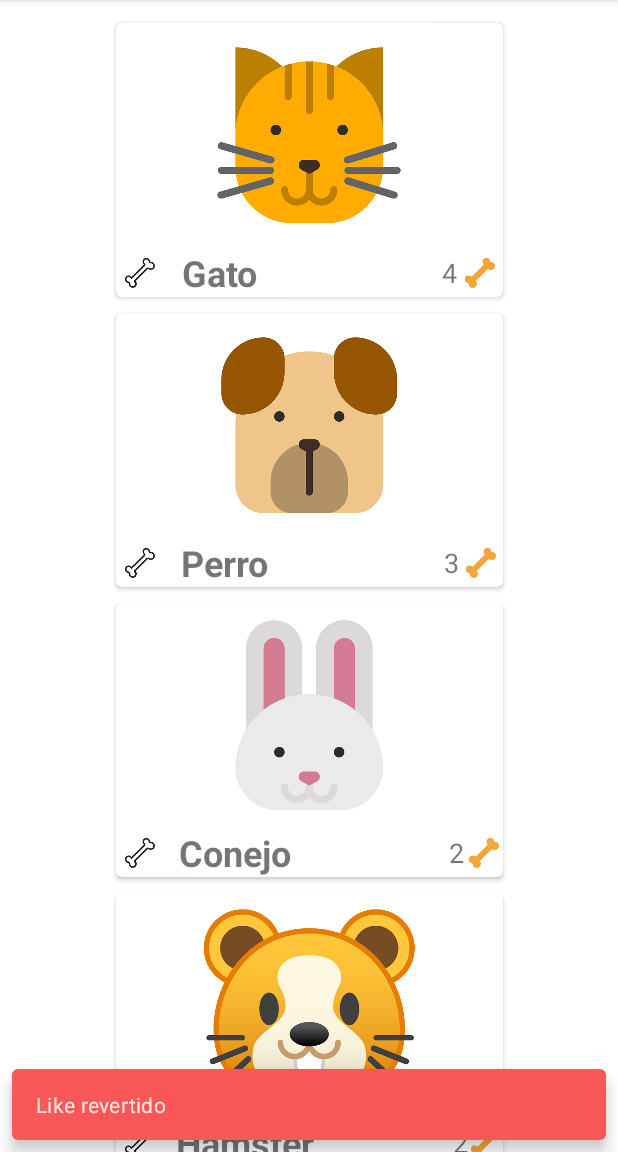
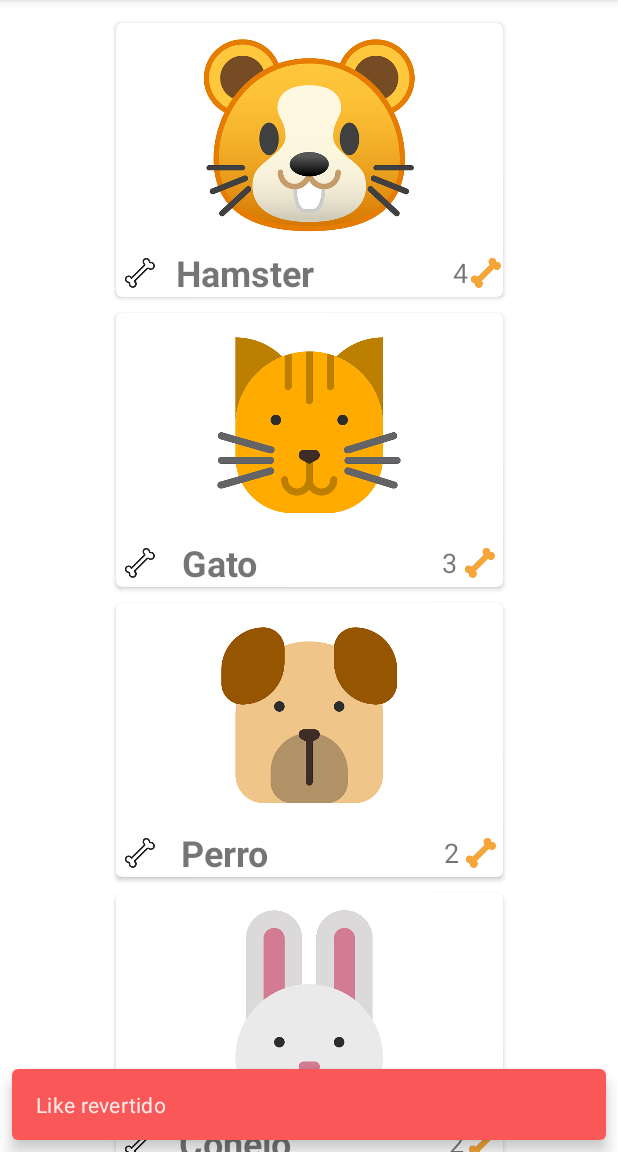
Before and after one commit to rodrigo-garay95/curso-android-tarea3, an Android app: the Favoritos screen opened directly, with no data from a screen before it, after a tap on "DESHACER", on a phone screen of 412 x 824 dp, the part 84-1236 px from its top. Run offline under Robolectric (Android 15) with nearby library versions, the phone set to English and light mode, and no system bars; 1 other tap on this screen came first.

Commit message:
actividad semana3

```diff
--- a/app/src/main/java/com/saludo/tareaandroidsemana3/Adaptador.java
+++ b/app/src/main/java/com/saludo/tareaandroidsemana3/Adaptador.java
@@ -32,13 +32,12 @@ public class Adaptador extends RecyclerView.Adapter<Adaptador.MascotaViewHolder>
         Mascota mascota = mascotas.get(position);
         holder.imgMascota.setImageResource(mascota.getMascota());
         holder.txtNombre.setText(mascota.getNombre());
-        holder.txtPuntos.setText(String.valueOf(mascota.getPuntos()));
-
+        holder.txtLike.setText(String.valueOf(mascota.getLike()));
         holder.imgAbajo.setOnClickListener(new View.OnClickListener() {
             @Override
             public void onClick(View v) {
-                mascota.setPuntos(mascota.getPuntos() + 1);
-                holder.txtPuntos.setText(String.valueOf(mascota.getPuntos()));
+                mascota.setLike(mascota.getLike() + 1);
+                holder.txtLike.setText(String.valueOf(mascota.getLike()));
                 Snackbar.make(v, "+1 Like para " + mascota.getNombre(), Snackbar.LENGTH_LONG)
                         .setBackgroundTint(v.getResources().getColor(R.color.green_light))
                         .setTextColor(v.getResources().getColor(R.color.black))
@@ -46,12 +45,12 @@ public class Adaptador extends RecyclerView.Adapter<Adaptador.MascotaViewHolder>
                         .setAction("Deshacer", new View.OnClickListener() {
                             @Override
                             public void onClick(View v) {
-                                mascota.setPuntos(mascota.getPuntos() - 1);
+                                mascota.setLike(mascota.getLike() - 1);
                                 Snackbar.make(v, "Like revertido", Snackbar.LENGTH_SHORT)
                                         .setBackgroundTint(v.getResources().getColor(R.color.red_light))
                                         .setActionTextColor(v.getResources().getColor(R.color.black)).
                                         show();
-                                holder.txtPuntos.setText(String.valueOf(mascota.getPuntos()));
+                                holder.txtLike.setText(String.valueOf(mascota.getLike()));
                             }
                         })
                         .show();
@@ -67,7 +66,7 @@ public class Adaptador extends RecyclerView.Adapter<Adaptador.MascotaViewHolder>
 
     public static class MascotaViewHolder extends RecyclerView.ViewHolder {
         private ImageView imgMascota, imgArriba, imgAbajo;
-        private TextView txtNombre, txtPuntos;
+        private TextView txtNombre, txtLike;
 
         public MascotaViewHolder(View itemView) {
             super(itemView);
@@ -75,7 +74,7 @@ public class Adaptador extends RecyclerView.Adapter<Adaptador.MascotaViewHolder>
             imgArriba = (ImageView) itemView.findViewById(R.id.imgArriba);
             imgAbajo = (ImageView) itemView.findViewById(R.id.imgAbajo);
             txtNombre = (TextView) itemView.findViewById(R.id.txtNombre);
-            txtPuntos = (TextView) itemView.findViewById(R.id.txtPuntos);
+            txtLike = (TextView) itemView.findViewById(R.id.txtLike);
         }
     }
 
--- a/app/src/main/java/com/saludo/tareaandroidsemana3/Favoritos.java
+++ b/app/src/main/java/com/saludo/tareaandroidsemana3/Favoritos.java
@@ -26,10 +26,10 @@ public class Favoritos extends AppCompatActivity {
         getSupportActionBar().setDisplayHomeAsUpEnabled(true);
 
         ArrayList<Mascota> mascotas = new ArrayList<Mascota>();
-        mascotas.add(new Mascota("Gato", R.drawable.cat_img, 4));
-        mascotas.add(new Mascota("Perro", R.drawable.dog_img, 3));
+        mascotas.add(new Mascota("Hamster", R.drawable.hamster_img, 4));
+        mascotas.add(new Mascota("Gato", R.drawable.cat_img, 3));
+        mascotas.add(new Mascota("Perro", R.drawable.dog_img, 2));
         mascotas.add(new Mascota("Conejo", R.drawable.rabbit_img, 2));
-        mascotas.add(new Mascota("Hamster", R.drawable.hamster_img, 2));
         mascotas.add(new Mascota("Tortuga", R.drawable.turtle_img, 1));
 
         RecyclerView rvMascotasFav = (RecyclerView) findViewById(R.id.rvMascotasFav);
--- a/app/src/main/java/com/saludo/tareaandroidsemana3/Mascota.java
+++ b/app/src/main/java/com/saludo/tareaandroidsemana3/Mascota.java
@@ -3,12 +3,12 @@ package com.saludo.tareaandroidsemana3;
 public class Mascota {
     private String nombre;
     private int mascota;
-    private int puntos;
+    private int like;
 
-    public Mascota(String nombre, int mascota, int puntos) {
+    public Mascota(String nombre, int mascota, int like) {
         this.nombre = nombre;
         this.mascota = mascota;
-        this.puntos = puntos;
+        this.like = like;
     }
 
     public String getNombre() {
@@ -27,11 +27,11 @@ public class Mascota {
         this.mascota = mascota;
     }
 
-    public int getPuntos() {
-        return puntos;
+    public int getLike() {
+        return like;
     }
 
-    public void setPuntos(int puntos) {
-        this.puntos = puntos;
+    public void setLike(int like) {
+        this.like = like;
     }
 }
--- a/app/src/main/res/layout/mascota_cardview.xml
+++ b/app/src/main/res/layout/mascota_cardview.xml
@@ -53,7 +53,7 @@
             app:layout_constraintVertical_bias="0" />
 
         <TextView
-            android:id="@+id/txtPuntos"
+            android:id="@+id/txtLike"
             android:layout_width="wrap_content"
             android:layout_height="wrap_content"
             android:text="@string/cantidad_puntos"
@@ -71,7 +71,7 @@
             android:layout_height="@dimen/imagen_size"
             app:layout_constraintBottom_toBottomOf="parent"
             app:layout_constraintEnd_toEndOf="parent"
-            app:layout_constraintStart_toEndOf="@id/txtPuntos"
+            app:layout_constraintStart_toEndOf="@id/txtLike"
             app:layout_constraintTop_toBottomOf="@id/imgMascota"
             app:layout_constraintVertical_bias="0.5"
             app:srcCompat="@drawable/bone_like_icon" />
```
Also changed, not shown: 13 other files.
